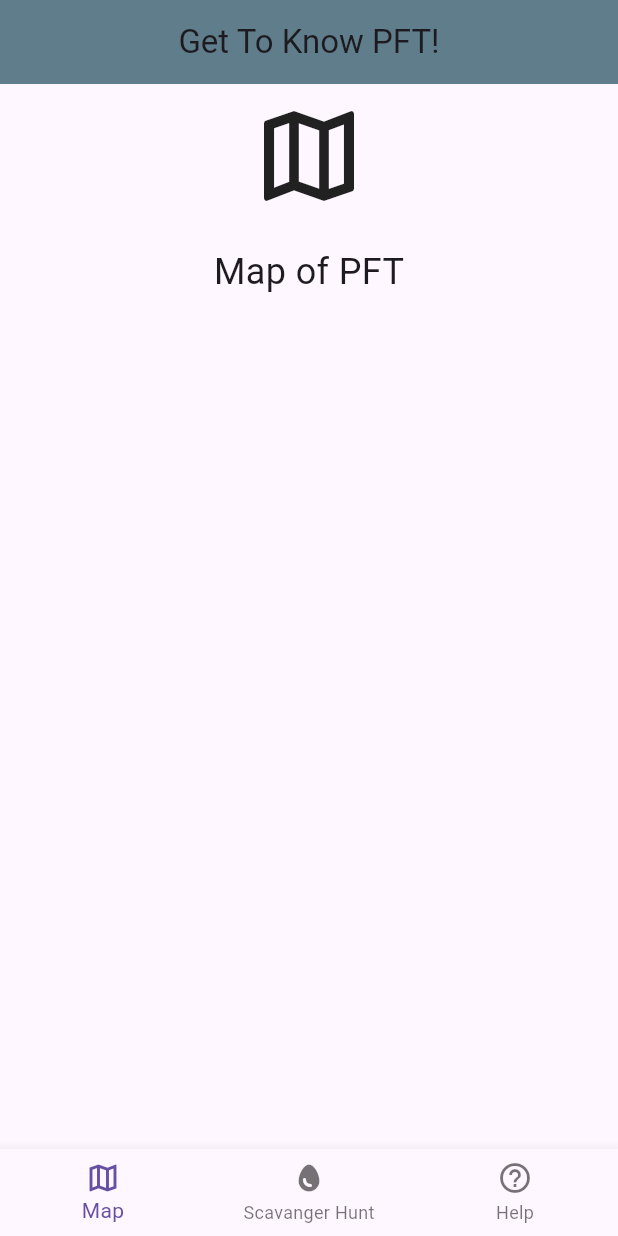
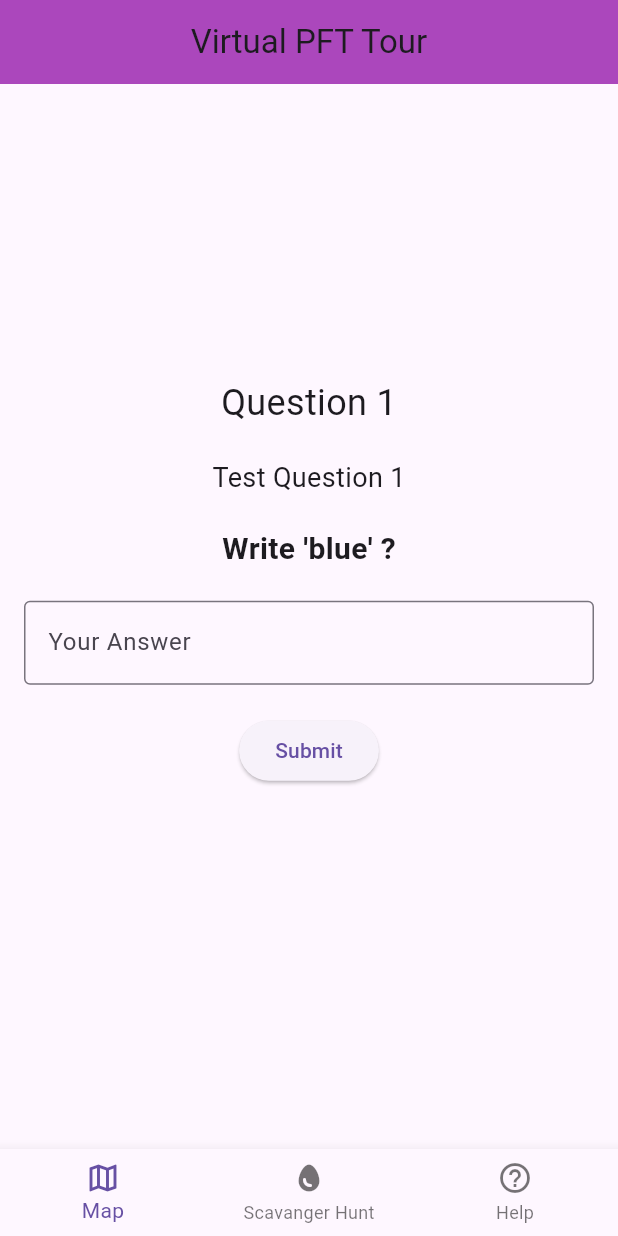
Before and after one commit to Jacon-ator/Flutter_Scav_App, a Flutter app: the screen it shows after launch, on a phone screen of 412 x 824 dp. Run offline on Flutter 3.47's test engine with Material 3 defaults, Android fonts, the phone set to English and light mode, and no system bars.

Commit message:
Test Questions Made

```diff
--- a/lib/main.dart
+++ b/lib/main.dart
@@ -8,7 +8,7 @@ class MyApp extends StatelessWidget {
   @override
   Widget build(BuildContext context) {
     return MaterialApp(
-      title: 'Complex Pages Example',
+      title: 'Scavanger Hunt!',
       home: HomeScreen(),
     );
   }
@@ -24,10 +24,9 @@ class HomeScreen extends StatefulWidget {
 class _HomeScreenState extends State<HomeScreen> {
   int _selectedIndex = 0;
 
-  // List of pages to display
   static final List<Widget> _pages = <Widget>[
+    HuntPage(),
     MapPage(),
-    SearchPage(),
     HelpPage(),
   ];
 
@@ -41,8 +40,8 @@ class _HomeScreenState extends State<HomeScreen> {
   Widget build(BuildContext context) {
     return Scaffold(
       appBar: AppBar(
-        title: Text('Get To Know PFT!'),
-        backgroundColor: Colors.blueGrey,
+        title: Text('Virtual PFT Tour'),
+        backgroundColor: Colors.purple[400],
         centerTitle: true,
       ),
       body: _pages.elementAt(_selectedIndex),
@@ -73,53 +72,137 @@ class MapPage extends StatelessWidget {
 
   @override
   Widget build(BuildContext context) {
-    // More complex layout using multiple widgets
-    return SingleChildScrollView(
-      child: Center(
+    return Center(
       child: Padding(
-          padding: const EdgeInsets.all(8.0),
+        padding: const EdgeInsets.all(12.0),
         child: Column(
           mainAxisAlignment: MainAxisAlignment.center,
           children: [
-              Icon(Icons.map_outlined, size: 80),
-              SizedBox(height: 20),
             Text('Map of PFT', style: TextStyle(fontSize: 24)),
-              // Add additional widgets or complex layouts here
+            Text('First Floor',
+                style: TextStyle(fontSize: 32, fontWeight: FontWeight.bold)),
+            Image.asset('assets/PFT_First_Floor.jpg'),
+            Text('Second Floor',
+                style: TextStyle(fontSize: 32, fontWeight: FontWeight.bold)),
+            Image.asset('assets/PFT_Second_Floor.jpg'),
           ],
-          ),
         ),
       ),
     );
   }
 }
 
-class SearchPage extends StatelessWidget {
-  const SearchPage({super.key});
+class Question {
+  final String funFact;
+  final String questionText;
+  final String answer;
+
+  Question({
+    required this.funFact,
+    required this.questionText,
+    required this.answer,
+  });
+}
+
+class HuntPage extends StatefulWidget {
+  const HuntPage({super.key});
+
+  @override
+  _HuntPageState createState() => _HuntPageState();
+}
+
+class _HuntPageState extends State<HuntPage> {
+  int currentQuestionIndex = 0;
+  final TextEditingController _answerController = TextEditingController();
+  String feedback = "";
+
+  final List<Question> questions = [
+    Question(
+      funFact: "Test Question 1",
+      questionText: "Write 'blue' ?",
+      answer: "blue",
+    ),
+    Question(
+      funFact: "Test Question 2",
+      questionText: "Write 'yellow'",
+      answer: "yellow",
+    ),
+  ];
+
+  void checkAnswer() {
+    String userAnswer = _answerController.text.trim().toLowerCase();
+    String correctAnswer = questions[currentQuestionIndex].answer.toLowerCase();
+
+    if (userAnswer == correctAnswer) {
+      setState(() {
+        feedback = "Correct!";
+
+        if (currentQuestionIndex < questions.length - 1) {
+          currentQuestionIndex++;
+          _answerController.clear();
+        } else {
+          feedback = "Congratulations! You completed the scavenger hunt.";
+        }
+      });
+    } else {
+      setState(() {
+        feedback = "Incorrect, try again.";
+      });
+    }
+  }
 
   @override
   Widget build(BuildContext context) {
-    // Complex layout for search functionality
+    bool isCompleted = currentQuestionIndex >= questions.length;
+
     return Padding(
       padding: const EdgeInsets.all(16.0),
-      child: Column(
+      child: Center(
+        child: isCompleted
+            ? Column(
                 mainAxisAlignment: MainAxisAlignment.center,
                 children: [
-          Text('Search Page', style: TextStyle(fontSize: 24)),
+                  Text("You've completed the scavenger hunt!",
+                      style: TextStyle(fontSize: 24)),
+                ],
+              )
+            : Column(
+                mainAxisAlignment: MainAxisAlignment.center,
+                children: [
+                  Text("Question ${currentQuestionIndex + 1}",
+                      style: TextStyle(fontSize: 24)),
+                  SizedBox(height: 20),
+                  Text(questions[currentQuestionIndex].funFact,
+                      style: TextStyle(fontSize: 18)),
+                  SizedBox(height: 20),
+                  Text(questions[currentQuestionIndex].questionText,
+                      style:
+                          TextStyle(fontSize: 20, fontWeight: FontWeight.bold)),
                   SizedBox(height: 20),
                   TextField(
+                    controller: _answerController,
                     decoration: InputDecoration(
                       border: OutlineInputBorder(),
-              labelText: 'Search',
+                      labelText: 'Your Answer',
                     ),
                   ),
                   SizedBox(height: 20),
                   ElevatedButton(
-            onPressed: () {
-              // Trigger search action
-            },
-            child: Text('Search'),
+                    onPressed: checkAnswer,
+                    child: Text('Submit'),
+                  ),
+                  SizedBox(height: 20),
+                  Text(
+                    feedback,
+                    style: TextStyle(
+                        fontSize: 18,
+                        color: feedback == "Correct!" ||
+                                feedback.contains("Congratulations")
+                            ? Colors.green
+                            : Colors.red),
                   ),
                 ],
+              ),
       ),
     );
   }
@@ -130,7 +213,6 @@ class HelpPage extends StatelessWidget {
 
   @override
   Widget build(BuildContext context) {
-    // More detailed layout for a profile page
     return Center(
       child: Column(
         mainAxisAlignment: MainAxisAlignment.center,
--- a/pubspec.yaml
+++ b/pubspec.yaml
@@ -59,8 +59,8 @@ flutter:
 
   # To add assets to your application, add an assets section, like this:
   assets:
-  - assets/
-  #   - images/a_dot_ham.jpeg
+  - assets/PFT_First_Floor.jpg
+  - assets/PFT_Second_Floor.jpg
 
   # An image asset can refer to one or more resolution-specific "variants", see
   # https://flutter.dev/to/resolution-aware-images
```
Also changed, not shown: assets/PFT_Second_Floor.jpg (added). Lines whose indentation alone changed are shown as unchanged.
